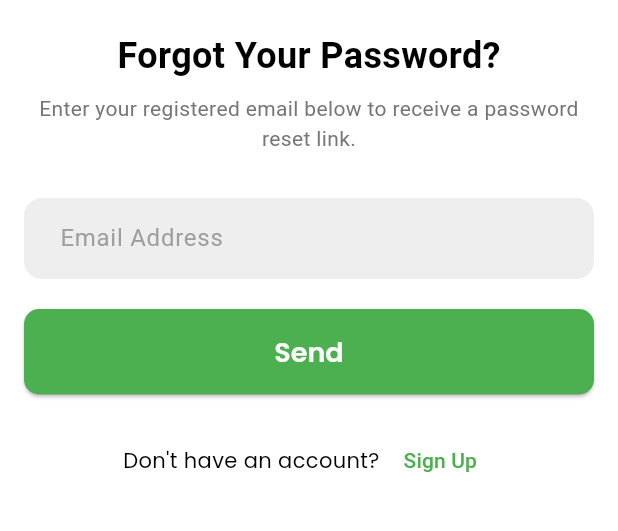
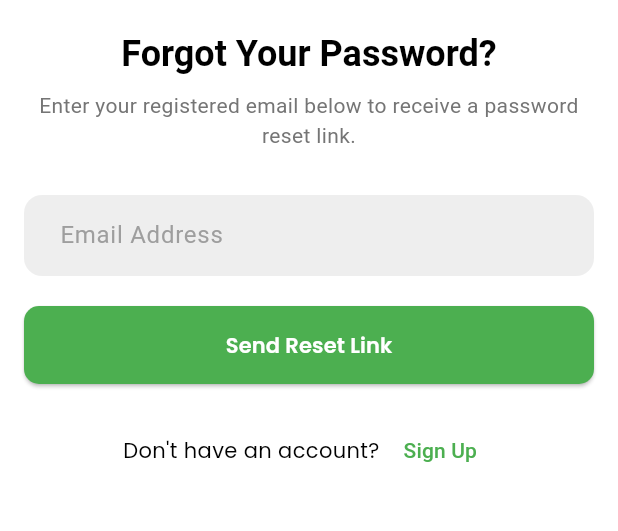
Before and after one commit to artha-cashcare/cashcare, a Flutter app: the ForgotPasswordScreen screen opened directly, on a phone screen of 412 x 824 dp, the part 408-939 px from its top. Run offline on Flutter 3.47's test engine with Material 3 defaults, Android fonts, the light colour scheme and no system bars; our stand-ins replace flutter_iconly, flutter_secure_storage; accounts and stored records are empty.

Commit message:
password reset api integrated

```diff
--- a/lib/auth/forgot_password.dart
+++ b/lib/auth/forgot_password.dart
@@ -1,10 +1,70 @@
+import 'package:cashcare/utils/snackbar_service.dart';
+import 'package:flutter/material.dart';
+import 'package:flutter_iconly/flutter_iconly.dart';
 import 'package:cashcare/auth/login_screen.dart';
 import 'package:cashcare/auth/signup_screen.dart';
-import 'package:flutter/material.dart';
-import 'package:flutter_iconly/flutter_iconly.dart';
+import 'package:cashcare/services/auth_service.dart';
 
-class ForgotPasswordScreen extends StatelessWidget {
-  final TextEditingController emailController = TextEditingController();
+class ForgotPasswordScreen extends StatefulWidget {
+  const ForgotPasswordScreen({super.key});
+
+  @override
+  State<ForgotPasswordScreen> createState() => _ForgotPasswordScreenState();
+}
+
+class _ForgotPasswordScreenState extends State<ForgotPasswordScreen> {
+  final TextEditingController _emailController = TextEditingController();
+  bool _isLoading = false;
+  String? _errorMessage;
+
+  Future<void> _sendResetLink() async {
+    // Clear previous errors
+    setState(() => _errorMessage = null);
+
+    final email = _emailController.text.trim();
+
+    // Validate email
+    if (email.isEmpty) {
+      setState(() => _errorMessage = 'Please enter your email address');
+      return;
+    }
+
+    if (!RegExp(r'^[\w-\.]+@([\w-]+\.)+[\w-]{2,4}$').hasMatch(email)) {
+      setState(() => _errorMessage = 'Please enter a valid email address');
+      return;
+    }
+
+    setState(() => _isLoading = true);
+
+    try {
+      final error = await AuthService.sendPasswordResetEmail(email);
+
+      if (!mounted) return;
+
+      if (error != null) {
+        setState(() => _errorMessage = error);
+      } else {
+        // Show success dialog
+
+        SnackBarService.showCustomSnackBar(context: context, message: 'We\'ve sent a password reset link to your email.', icon: Icon(Icons.check_circle_outline), backgroundColor: Colors.green, textColor: Colors.white);
+
+
+        // Navigate back to login
+        if (mounted) {
+          Navigator.pushReplacement(
+            context,
+            MaterialPageRoute(builder: (context) => const LoginPage()),
+          );
+        }
+      }
+    } catch (e) {
+      setState(() => _errorMessage = 'An unexpected error occurred. Please try again.');
+    } finally {
+      if (mounted) {
+        setState(() => _isLoading = false);
+      }
+    }
+  }
 
   @override
   Widget build(BuildContext context) {
@@ -12,17 +72,15 @@ class ForgotPasswordScreen extends StatelessWidget {
       backgroundColor: Colors.white,
       appBar: AppBar(
         leading: IconButton(
-          icon: Icon(IconlyBold.arrowLeftCircle, color: Colors.black),
-          onPressed: () {
-            Navigator.pop(context);
-          },
+          icon: const Icon(IconlyBold.arrowLeftCircle, color: Colors.black),
+          onPressed: () => Navigator.pop(context),
         ),
         backgroundColor: Colors.transparent,
         elevation: 0,
       ),
       body: SingleChildScrollView(
         child: Padding(
-          padding: EdgeInsets.all(16.0),
+          padding: const EdgeInsets.all(16.0),
           child: Column(
             crossAxisAlignment: CrossAxisAlignment.center,
             children: [
@@ -31,65 +89,67 @@ class ForgotPasswordScreen extends StatelessWidget {
                 height: 200,
                 width: 200,
               ),
-
-              SizedBox(height: 20),
+              const SizedBox(height: 20),
               Text(
                 "Forgot Your Password?",
-                style: TextStyle(
-                  fontSize: 24,
+                style: Theme.of(context).textTheme.headlineSmall?.copyWith(
                   fontWeight: FontWeight.bold,
                   color: Colors.black,
                 ),
               ),
-
-              SizedBox(height: 8),
+              const SizedBox(height: 8),
               Text(
                 "Enter your registered email below to receive a password reset link.",
                 textAlign: TextAlign.center,
-                style: TextStyle(fontSize: 14, color: Colors.grey[600]),
+                style: TextStyle(
+                  fontSize: 14,
+                  color: Colors.grey[600],
+                ),
               ),
-
-              SizedBox(height: 30),
+              const SizedBox(height: 30),
               TextField(
-                controller: emailController,
+                controller: _emailController,
                 decoration: InputDecoration(
                   hintText: "Email Address",
-                  hintStyle: TextStyle(color: Colors.grey),
+                  hintStyle: const TextStyle(color: Colors.grey),
                   filled: true,
                   fillColor: Colors.grey[200],
                   border: OutlineInputBorder(
                     borderRadius: BorderRadius.circular(12),
                     borderSide: BorderSide.none,
                   ),
-                  contentPadding: EdgeInsets.symmetric(
+                  contentPadding: const EdgeInsets.symmetric(
                     vertical: 15,
                     horizontal: 20,
                   ),
+                  errorText: _errorMessage,
                 ),
                 keyboardType: TextInputType.emailAddress,
+                onChanged: (_) => setState(() => _errorMessage = null),
               ),
-
-              SizedBox(height: 20),
-              Container(
+              const SizedBox(height: 20),
+              SizedBox(
                 width: double.infinity,
                 child: ElevatedButton(
-                  onPressed: () {
-                    Navigator.push(
-                      context,
-                      MaterialPageRoute(builder: (context) => LoginPage()),
-                    );
-                  },
+                  onPressed: _isLoading ? null : _sendResetLink,
                   style: ElevatedButton.styleFrom(
                     backgroundColor: Colors.green,
-                    padding: EdgeInsets.symmetric(horizontal: 50, vertical: 15),
-                    textStyle: TextStyle(fontSize: 18),
-                    minimumSize: Size(200, 50),
+                    padding: const EdgeInsets.symmetric(vertical: 16),
                     shape: RoundedRectangleBorder(
                       borderRadius: BorderRadius.circular(10),
                     ),
                   ),
-                  child: Text(
-                    'Send',
+                  child: _isLoading
+                      ? const SizedBox(
+                    width: 20,
+                    height: 20,
+                    child: CircularProgressIndicator(
+                      strokeWidth: 2,
+                      valueColor: AlwaysStoppedAnimation(Colors.white),
+                    ),
+                  )
+                      : const Text(
+                    'Send Reset Link',
                     style: TextStyle(
                       color: Colors.white,
                       fontFamily: 'Poppins',
@@ -98,8 +158,7 @@ class ForgotPasswordScreen extends StatelessWidget {
                   ),
                 ),
               ),
-
-              SizedBox(height: 20),
+              const SizedBox(height: 20),
               Row(
                 mainAxisAlignment: MainAxisAlignment.center,
                 children: [
@@ -112,13 +171,11 @@ class ForgotPasswordScreen extends StatelessWidget {
                     ),
                   ),
                   TextButton(
-                    onPressed: () {
-                      Navigator.push(
-                        context,
-                        MaterialPageRoute(builder: (builder) => SignupPage()),
-                      );
-                    },
-                    child: Text(
+                    onPressed: () => Navigator.push(
+                      context,
+                      MaterialPageRoute(builder: (builder) => const SignupPage()),
+                    ),
+                    child: const Text(
                       'Sign Up',
                       style: TextStyle(color: Colors.green),
                     ),
--- /dev/null
+++ b/lib/utils/snackbar_service.dart
@@ -0,0 +1,44 @@
+// lib/utils/snackbar_service.dart
+
+import 'package:flutter/material.dart';
+
+class SnackBarService {
+  static void showCustomSnackBar({
+    required BuildContext context,
+    required String message,
+    required Icon icon,
+    required Color backgroundColor,
+    required Color textColor,
+    int durationSeconds = 3,
+  }) {
+    ScaffoldMessenger.of(context).showSnackBar(
+      SnackBar(
+        content: Row(
+          children: [
+            icon,
+            SizedBox(width: 12),
+            Expanded(
+              child: Text(
+                message,
+                style: TextStyle(
+                  fontSize: 14,
+                  fontWeight: FontWeight.w500,
+                  color: textColor,
+                ),
+              ),
+            ),
+          ],
+        ),
+        backgroundColor: backgroundColor,
+        elevation: 8,
+        shape: RoundedRectangleBorder(
+          borderRadius: BorderRadius.circular(12),
+        ),
+        behavior: SnackBarBehavior.floating,
+        margin: EdgeInsets.all(16),
+        duration: Duration(seconds: durationSeconds),
+        padding: EdgeInsets.symmetric(horizontal: 20, vertical: 16),
+      ),
+    );
+  }
+}
```
